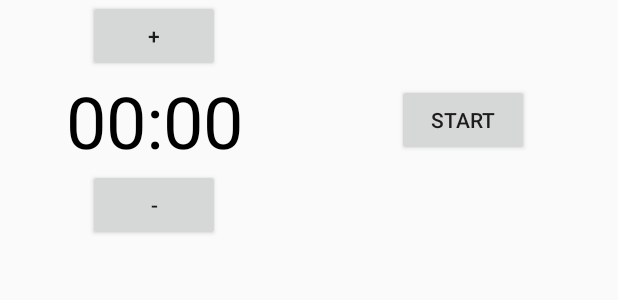
After one commit to keanngo/gym-timer, an Android app built with Jetpack Compose: the layout custom_notification.xml on its own in the app's theme, with its tools: preview values and no code run, on a phone screen of 412 x 824 dp. The commit adds this screen. Shown: the top 300 px of the screen. Run offline under Robolectric (Android 15) with nearby library versions, the phone set to English and light mode, and no system bars.

Commit message:
custom notification

```diff
--- /dev/null
+++ b/app/src/main/res/layout/custom_notification.xml
@@ -0,0 +1,55 @@
+<?xml version="1.0" encoding="utf-8"?>
+<LinearLayout xmlns:android="http://schemas.android.com/apk/res/android"
+    android:orientation="vertical"
+    android:layout_width="match_parent"
+    android:layout_height="170dp">
+    <LinearLayout
+        android:id="@+id/notification_layout"
+        android:layout_width="match_parent"
+        android:layout_height="wrap_content"
+        android:orientation="horizontal"
+        android:weightSum="2">
+
+        <LinearLayout
+            android:layout_width="wrap_content"
+            android:layout_height="match_parent"
+            android:orientation="vertical"
+            android:layout_weight="1">
+            <Button
+                android:id="@+id/incrementButton"
+                android:layout_width="wrap_content"
+                android:layout_height="wrap_content"
+                android:layout_gravity="center"
+                android:text="+" />
+            <TextView
+                android:id="@+id/timerTextView"
+                android:layout_width="match_parent"
+                android:layout_height="wrap_content"
+                android:text="00:00"
+                android:textSize="48sp"
+                android:textColor="@android:color/black"
+                android:gravity="center" />
+
+            <Button
+                android:id="@+id/decrementButton"
+                android:layout_width="wrap_content"
+                android:layout_height="wrap_content"
+                android:layout_gravity="center"
+                android:text="-" />
+        </LinearLayout>
+
+        <LinearLayout
+            android:layout_width="wrap_content"
+            android:layout_height="match_parent"
+            android:orientation="horizontal"
+            android:gravity="center"
+            android:layout_weight="1">
+            <Button
+                android:id="@+id/startButton"
+                android:layout_width="wrap_content"
+                android:layout_height="wrap_content"
+                android:text="Start" />
+        </LinearLayout>
+
+    </LinearLayout>
+</LinearLayout>
```
Also changed, not shown: app/src/main/java/com/example/gymtimer/MainActivity.kt (+0 -7 lines), app/src/main/java/com/example/gymtimer/MainService.kt (+66 -58 lines).
